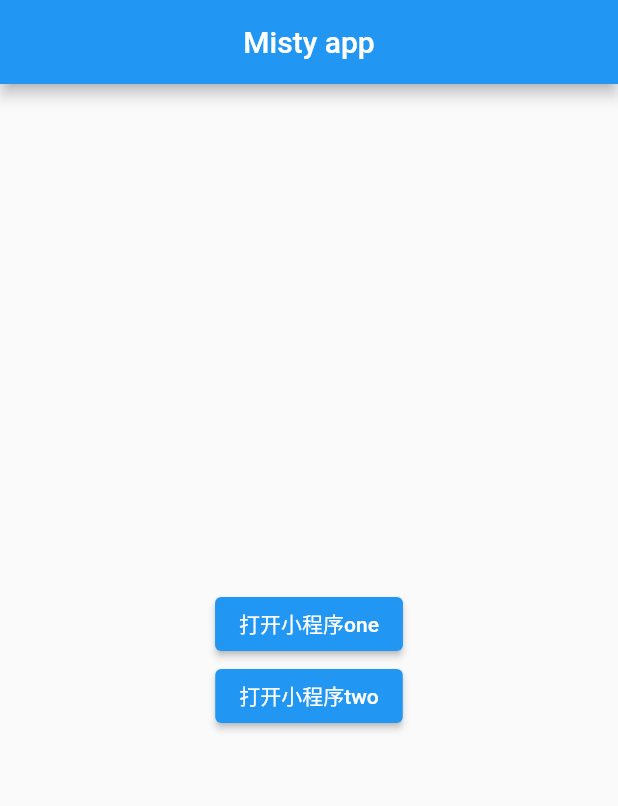
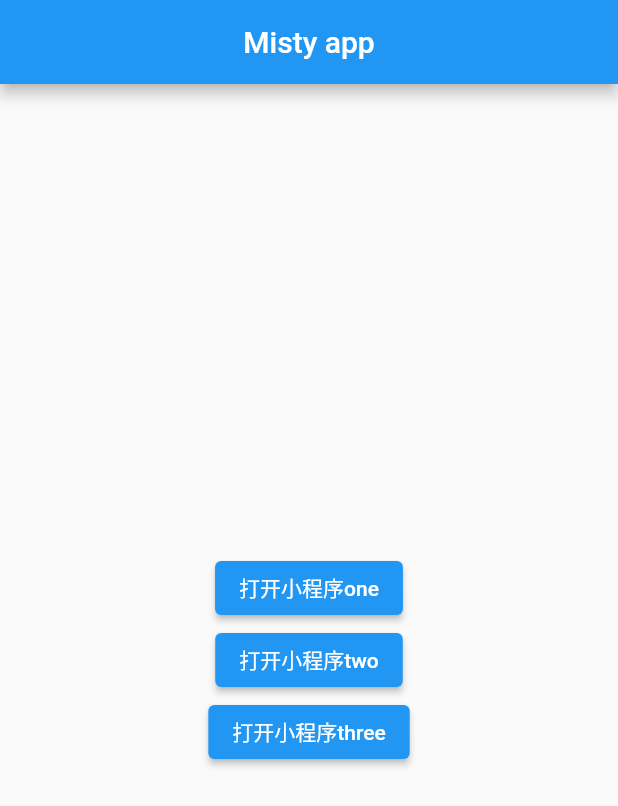
Before and after one commit to Asscre/misty, a Flutter app: the screen it shows after launch, on a phone screen of 412 x 824 dp. Shown: the top 806 px of the screen. Run offline on Flutter 3.47's test engine with Material 2 defaults, Android fonts, the phone set to English and light mode, and no system bars; our stand-ins replace dio, shared_preferences, webview_flutter; network calls fail.

```diff
--- a/example/lib/index_page.dart
+++ b/example/lib/index_page.dart
@@ -44,6 +44,11 @@ class _IndexPageState extends State<IndexPage> {
               context,
               'https://mistyapp.oss-cn-hangzhou.aliyuncs.com/misty-app-two/index.html',
               '打开小程序two',
+            ),
+            _openMistyView(
+              context,
+              'https://mistyapp.oss-cn-hangzhou.aliyuncs.com/misty-app-three/index.html#/article/12',
+              '打开小程序three',
             ),
             // SizedBox(
             //   height: 300,
--- a/example/lib/main.dart
+++ b/example/lib/main.dart
@@ -29,6 +29,12 @@ class _MyAppState extends State<MyApp> {
         priority: 0,
         version: '202208241529',
       ),
+      Option(
+        key: 'misty-app-three',
+        open: 1,
+        priority: 0,
+        version: '202210311707',
+      ),
     ],
     basics: Basics(
       common: Common(
@@ -42,6 +48,9 @@ class _MyAppState extends State<MyApp> {
       },
       {
         'misty-app-two': '/misty-app-two/dist.zip',
+      },
+      {
+        'misty-app-three': '/misty-app-three/dist.zip',
       },
     ],
   );
--- a/lib/navigation/navigation_handler.dart
+++ b/lib/navigation/navigation_handler.dart
@@ -48,6 +48,7 @@ class FWParamModel {
   FWParamModel({this.scheme = '', this.params});
 
   FWParamModel.toJson(String schemeStr) {
+    print(schemeStr);
     int schemeIdx = schemeStr.indexOf('?');
     if (schemeIdx == -1) {
       scheme = schemeStr;
@@ -56,6 +57,9 @@ class FWParamModel {
       scheme = schemeStr.substring(0, schemeIdx);
       List<String> p =
           schemeStr.substring(schemeIdx + 1, schemeStr.length).split('&');
+      print(scheme);
+      print(p);
+      print(p.runtimeType);
       for (String j in p) {
         List<String> d = j.split('=');
         params?.addAll({d[0]: d[1]});
```
Also changed, not shown: lib/common/misty_view.dart (+8 -3 lines), lib/tools/local_server_downloader.dart (+4 -4 lines), example/pubspec.lock, 2 other files.
